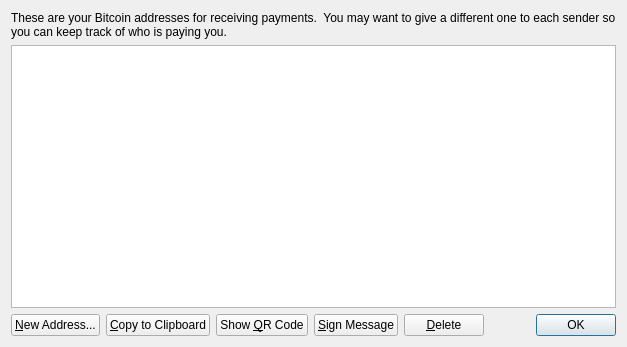
First picture: the form in src/qt/forms/addressbookpage.ui, repository hanxianzhai/poscoin, before the edit.
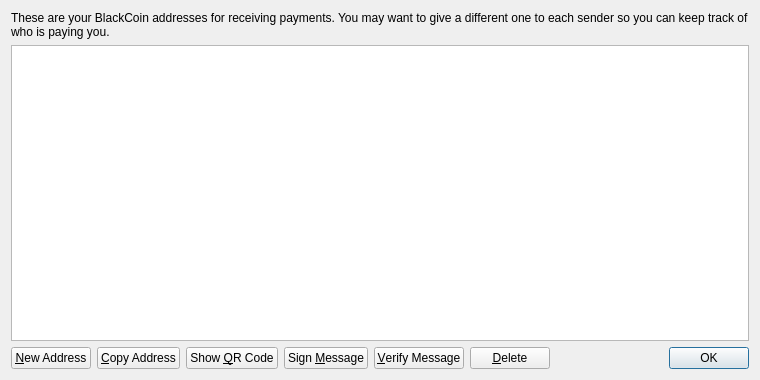
Second picture: the form after the edit. Icons and pictures are not drawn.

```diff
--- a/src/qt/forms/addressbookpage.ui
+++ b/src/qt/forms/addressbookpage.ui
@@ -6,8 +6,8 @@
    <rect>
     <x>0</x>
     <y>0</y>
-    <width>627</width>
-    <height>347</height>
+    <width>760</width>
+    <height>380</height>
    </rect>
   </property>
   <property name="windowTitle">
@@ -17,10 +17,10 @@
    <item>
     <widget class="QLabel" name="labelExplanation">
      <property name="text">
-      <string>These are your Bitcoin addresses for receiving payments.  You may want to give a different one to each sender so you can keep track of who is paying you.</string>
+      <string>These are your BlackCoin addresses for receiving payments. You may want to give a different one to each sender so you can keep track of who is paying you.</string>
      </property>
      <property name="textFormat">
-      <enum>Qt::AutoText</enum>
+      <enum>Qt::PlainText</enum>
      </property>
      <property name="wordWrap">
       <bool>true</bool>
@@ -57,7 +57,7 @@
         <string>Create a new address</string>
        </property>
        <property name="text">
-        <string>&amp;New Address...</string>
+        <string>&amp;New Address</string>
        </property>
        <property name="icon">
         <iconset resource="../bitcoin.qrc">
@@ -71,7 +71,7 @@
         <string>Copy the currently selected address to the system clipboard</string>
        </property>
        <property name="text">
-        <string>&amp;Copy to Clipboard</string>
+        <string>&amp;Copy Address</string>
        </property>
        <property name="icon">
         <iconset resource="../bitcoin.qrc">
@@ -96,7 +96,7 @@
         <string>Sign a message to prove you own this address</string>
        </property>
        <property name="text">
-        <string>&amp;Sign Message</string>
+        <string>Sign &amp;Message</string>
        </property>
        <property name="icon">
         <iconset resource="../bitcoin.qrc">
@@ -104,6 +104,20 @@
        </property>
       </widget>
      </item>
+     <item>
+      <widget class="QPushButton" name="verifyMessage">
+       <property name="toolTip">
+        <string>Verify a message to ensure it was signed with a specified BlackCoin address</string>
+       </property>
+       <property name="text">
+        <string>&amp;Verify Message</string>
+       </property>
+       <property name="icon">
+        <iconset resource="../bitcoin.qrc">
+         <normaloff>:/icons/transaction_0</normaloff>:/icons/transaction_0</iconset>
+       </property>
+      </widget>
+     </item>
      <item>
       <widget class="QPushButton" name="deleteButton">
        <property name="toolTip">
```
Left out of the diff: 12 changed lines with no effect on the pictures.
